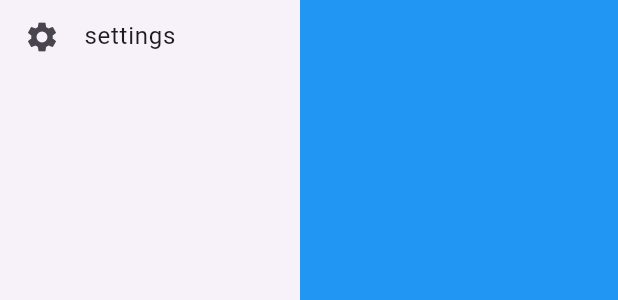
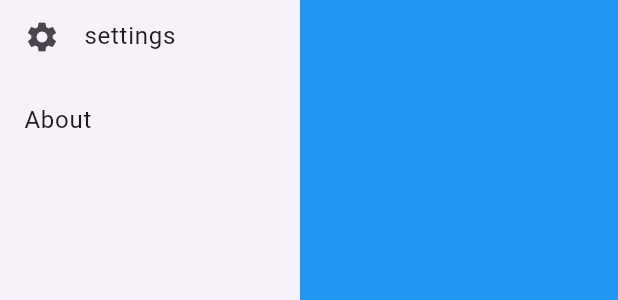
Before and after one commit to hilm733/h2, a Flutter app: what drawerr() shows on an empty page, opened directly, on a phone screen of 412 x 824 dp. Shown: the part 511-811 px from the top of the screen. Run offline on Flutter 3.47's test engine with Material 3 defaults, Android fonts, the phone set to English and light mode, and no system bars.

Commit message:
add button About in drawer

```diff
--- a/lib/drawer.dart
+++ b/lib/drawer.dart
@@ -36,6 +36,9 @@ class drawerr extends StatelessWidget {
               title: Text("settings"),
               onTap: () {},
             ),
+            AboutListTile(
+
+            ),
 
 
           ],
```
